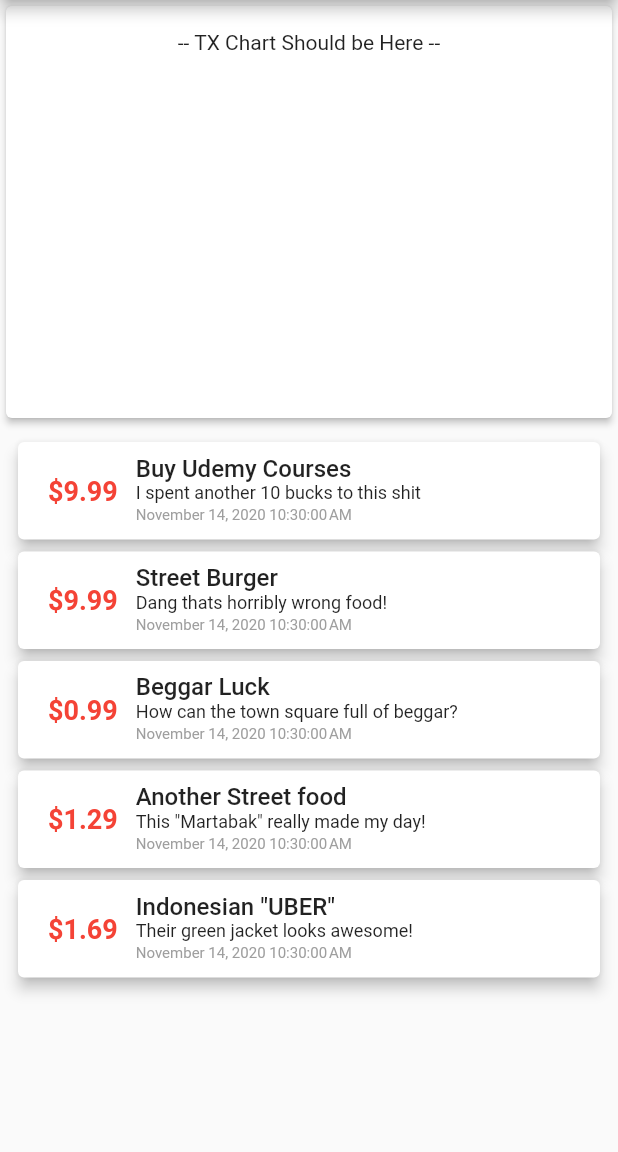
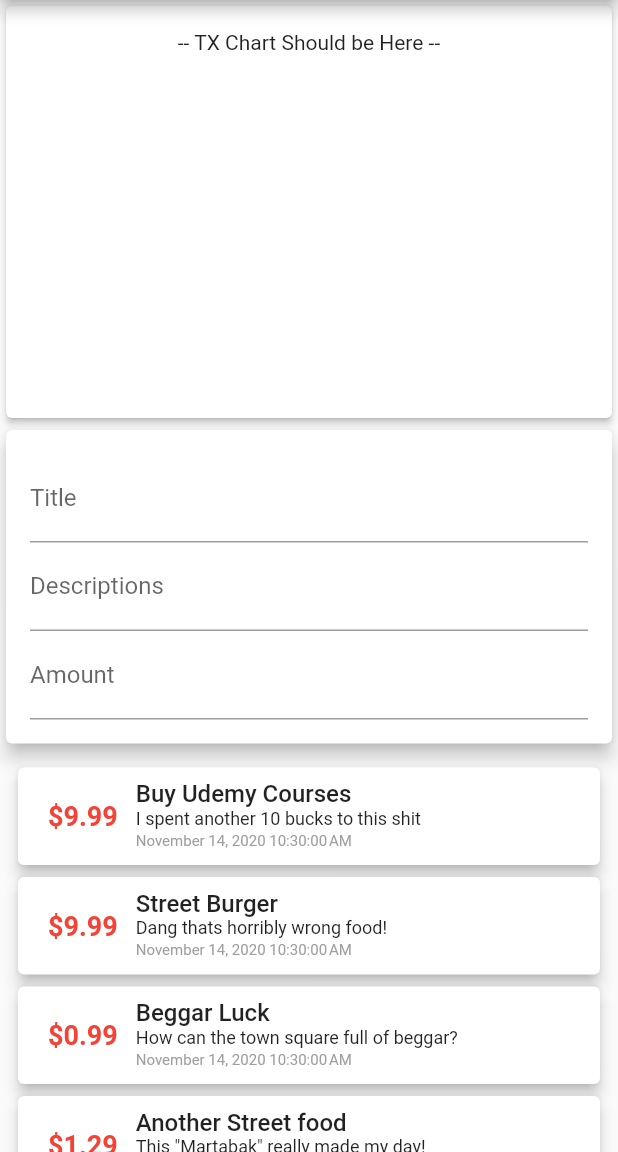
Before and after one commit to resqiar/How-Much-You-Spent-, a Flutter app: the screen it shows after launch, on a phone screen of 412 x 824 dp, the part 84-1236 px from its top. Run offline on Flutter 3.47's test engine with Material 2 defaults, Android fonts, the phone set to English and light mode, and no system bars.

Commit message:
Confuse Restructuring code arch

```diff
--- /dev/null
+++ b/lib/Container/TxHistoryManager.dart
@@ -0,0 +1,60 @@
+import 'package:flutter/material.dart';
+import 'package:how_much_you_spent_app/models/Transaction.dart';
+import 'package:how_much_you_spent_app/widgets/TxList.dart';
+import 'package:how_much_you_spent_app/widgets/TxNew.dart';
+
+class TxHistoryManager extends StatefulWidget {
+  @override
+  _TxHistoryManagerState createState() => _TxHistoryManagerState();
+}
+
+class _TxHistoryManagerState extends State<TxHistoryManager> {
+  // DUMMY DATA
+  final List<Transaction> _txHistory = [
+    Transaction(
+      id: '89asdwz1Xz',
+      title: 'Buy Udemy Courses',
+      desc: 'I spent another 10 bucks to this shit',
+      amount: 9.99,
+      time: DateTime.now(),
+    ),
+    Transaction(
+      id: '89asdwz1Xz',
+      title: 'Street Burger',
+      desc: 'Dang thats horribly wrong food!',
+      amount: 9.99,
+      time: DateTime.now(),
+    ),
+    Transaction(
+      id: '89asdwz1Xz',
+      title: 'Beggar Luck',
+      desc: 'How can the town square full of beggar?',
+      amount: 0.99,
+      time: DateTime.now(),
+    ),
+    Transaction(
+      id: '89asdwz1Xz',
+      title: 'Another Street food',
+      desc: 'This "Martabak" really made my day!',
+      amount: 1.29,
+      time: DateTime.now(),
+    ),
+    Transaction(
+      id: '89asdwz1Xz',
+      title: 'Indonesian "UBER"',
+      desc: 'Their green jacket looks awesome!',
+      amount: 1.69,
+      time: DateTime.now(),
+    ),
+  ]; // initiate dummy arrays
+
+  @override
+  Widget build(BuildContext context) {
+    return Column(
+      children: [
+        TxNew(),
+        TxList(_txHistory),
+      ],
+    );
+  }
+}
--- a/lib/main.dart
+++ b/lib/main.dart
@@ -1,8 +1,6 @@
 import 'package:flutter/material.dart';
-import 'package:flutter/rendering.dart';
-import 'package:intl/intl.dart';
-
-import './models/Transaction.dart';
+import 'package:how_much_you_spent_app/Container/TxHistoryManager.dart';
+import 'package:how_much_you_spent_app/widgets/TxChart.dart';
 
 void main() => runApp(MyApp());
 
@@ -20,47 +18,6 @@ class MyApp extends StatelessWidget {
 }
 
 class HomePage extends StatelessWidget {
-  ///
-  /// TODO: Use Model to Store User's Submitted Data.
-  ///
-  final List<Transaction> txHistory = [
-    Transaction(
-      id: '89asdwz1Xz',
-      title: 'Buy Udemy Courses',
-      desc: 'I spent another 10 bucks to this shit',
-      amount: 9.99,
-      time: DateTime.now(),
-    ),
-    Transaction(
-      id: '89asdwz1Xz',
-      title: 'Street Burger',
-      desc: 'Dang thats horribly wrong food!',
-      amount: 9.99,
-      time: DateTime.now(),
-    ),
-    Transaction(
-      id: '89asdwz1Xz',
-      title: 'Beggar Luck',
-      desc: 'How can the town square full of beggar?',
-      amount: 0.99,
-      time: DateTime.now(),
-    ),
-    Transaction(
-      id: '89asdwz1Xz',
-      title: 'Another Street food',
-      desc: 'This "Martabak" really made my day!',
-      amount: 1.29,
-      time: DateTime.now(),
-    ),
-    Transaction(
-      id: '89asdwz1Xz',
-      title: 'Indonesian "UBER"',
-      desc: 'Their green jacket looks awesome!',
-      amount: 1.69,
-      time: DateTime.now(),
-    ),
-  ]; // initiate dummy arrays
-
   @override
   Widget build(BuildContext context) {
     return Scaffold(
@@ -70,83 +27,8 @@ class HomePage extends StatelessWidget {
         ),
         body: Column(
           children: <Widget>[
-            Container(
-              width: double.infinity,
-              child: Card(
-                elevation: 2,
-                child: Container(
-                  height: MediaQuery.of(context).size.height / 3,
-                  padding: EdgeInsets.all(16),
-                  child: Text(
-                    '-- TX Chart Should be Here --',
-                    textAlign: TextAlign.center,
-                  ),
-                ),
-              ),
-            ),
-            Container(
-              width: double.infinity,
-              margin: EdgeInsets.all(8),
-              child: Column(
-                children: txHistory.map((tx) {
-                  return Card(
-                    elevation: 4,
-                    // card
-                    child: Container(
-                      padding: EdgeInsets.all(8),
-                      child: Row(
-                        children: [
-                          Container(
-                            margin: EdgeInsets.all(12),
-                            child: Text(
-                              '\$${tx.amount.toString()}',
-                              style: TextStyle(
-                                fontSize: 18,
-                                fontWeight: FontWeight.bold,
-                                color: Colors
-                                    .red, // this color will change later dynamically
-                              ),
-                            ),
-                          ),
-                          Column(
-                            crossAxisAlignment: CrossAxisAlignment.start,
-                            children: [
-                              Container(
-                                child: Text(
-                                  tx.title,
-                                  style: TextStyle(
-                                    fontSize: 16,
-                                    fontWeight: FontWeight.w500,
-                                  ),
-                                ),
-                              ),
-                              Container(
-                                child: Text(
-                                  tx.desc,
-                                  style: TextStyle(
-                                    fontSize: 12,
-                                  ),
-                                ),
-                              ),
-                              Container(
-                                padding: EdgeInsets.symmetric(vertical: 2),
-                                child: Text(
-                                  DateFormat().format(tx.time),
-                                  style: TextStyle(
-                                    fontSize: 10,
-                                    color: Colors.grey,
-                                  ),
-                                ),
-                              )
-                            ],
-                          )
-                        ],
-                      ),
-                    ),
-                  );
-                }).toList(),
-              ),
-            )
+            TxChart(),
+            TxHistoryManager(), // Manager to maintain History widget
           ],
         ));
   }
--- /dev/null
+++ b/lib/widgets/TxChart.dart
@@ -0,0 +1,26 @@
+import 'package:flutter/material.dart';
+
+class TxChart extends StatefulWidget {
+  @override
+  _TxChartState createState() => _TxChartState();
+}
+
+class _TxChartState extends State<TxChart> {
+  @override
+  Widget build(BuildContext context) {
+    return Container(
+      width: double.infinity,
+      child: Card(
+        elevation: 2,
+        child: Container(
+          height: MediaQuery.of(context).size.height / 3,
+          padding: EdgeInsets.all(16),
+          child: Text(
+            '-- TX Chart Should be Here --',
+            textAlign: TextAlign.center,
+          ),
+        ),
+      ),
+    );
+  }
+}
--- /dev/null
+++ b/lib/widgets/TxList.dart
@@ -0,0 +1,76 @@
+import 'package:flutter/material.dart';
+import 'package:how_much_you_spent_app/models/Transaction.dart';
+import 'package:intl/intl.dart';
+
+class TxList extends StatelessWidget {
+  final List<Transaction> transactions;
+
+  TxList(this.transactions); // called from TxHistoryManager
+
+  @override
+  Widget build(BuildContext context) {
+    return Container(
+      width: double.infinity,
+      margin: EdgeInsets.all(8),
+      child: Column(
+        children: transactions.map((tx) {
+          return Card(
+            elevation: 4,
+            // card
+            child: Container(
+              padding: EdgeInsets.all(8),
+              child: Row(
+                children: [
+                  Container(
+                    margin: EdgeInsets.all(12),
+                    child: Text(
+                      '\$${tx.amount.toString()}',
+                      style: TextStyle(
+                        fontSize: 18,
+                        fontWeight: FontWeight.bold,
+                        color: Colors
+                            .red, // this color will change later dynamically
+                      ),
+                    ),
+                  ),
+                  Column(
+                    crossAxisAlignment: CrossAxisAlignment.start,
+                    children: [
+                      Container(
+                        child: Text(
+                          tx.title,
+                          style: TextStyle(
+                            fontSize: 16,
+                            fontWeight: FontWeight.w500,
+                          ),
+                        ),
+                      ),
+                      Container(
+                        child: Text(
+                          tx.desc,
+                          style: TextStyle(
+                            fontSize: 12,
+                          ),
+                        ),
+                      ),
+                      Container(
+                        padding: EdgeInsets.symmetric(vertical: 2),
+                        child: Text(
+                          DateFormat().format(tx.time),
+                          style: TextStyle(
+                            fontSize: 10,
+                            color: Colors.grey,
+                          ),
+                        ),
+                      )
+                    ],
+                  )
+                ],
+              ),
+            ),
+          );
+        }).toList(),
+      ),
+    );
+  }
+}
--- /dev/null
+++ b/lib/widgets/TxNew.dart
@@ -0,0 +1,33 @@
+import 'package:flutter/material.dart';
+
+class TxNew extends StatelessWidget {
+  // hold a given data
+  final titleController = TextEditingController();
+  final descController = TextEditingController();
+  final amountController = TextEditingController();
+
+  @override
+  Widget build(BuildContext context) {
+    return Container(
+      child: Card(
+        elevation: 5,
+        child: Container(
+          padding: EdgeInsets.all(16),
+          child: Column(
+            children: [
+              TextField(
+                decoration: InputDecoration(labelText: 'Title'),
+              ),
+              TextField(
+                decoration: InputDecoration(labelText: 'Descriptions'),
+              ),
+              TextField(
+                decoration: InputDecoration(labelText: 'Amount'),
+              )
+            ],
+          ),
+        ),
+      ),
+    );
+  }
+}
```
